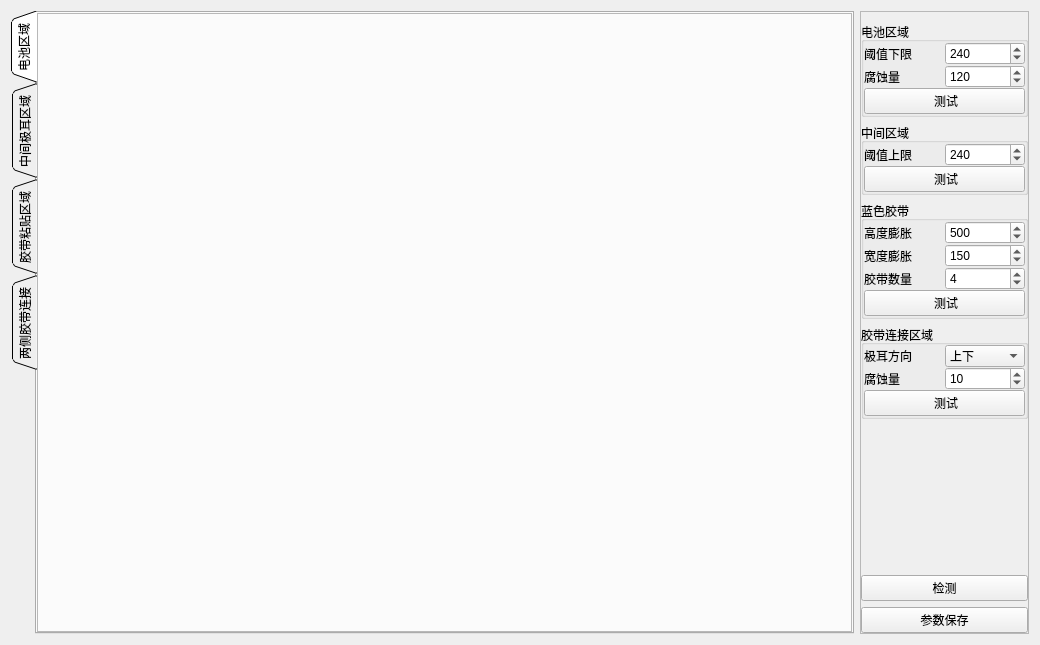
This is pluginapp/EchoPlugin/reverseSide/cgetreregionswidget.ui in wondron/frameTest as Qt 5 draws it before an edit. The edited form follows.
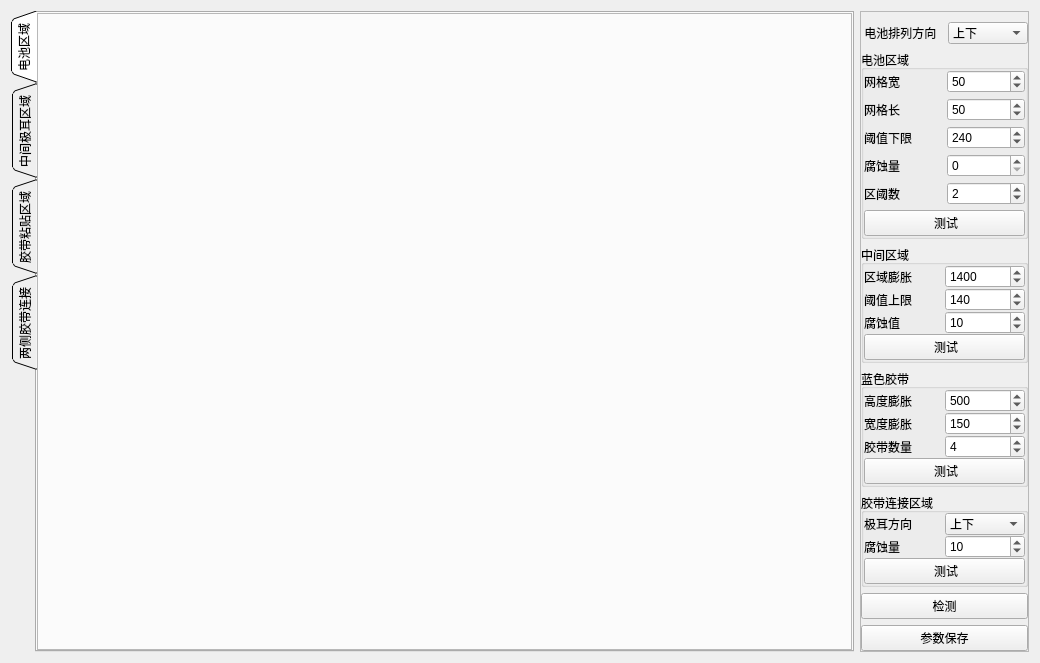
This is the edited form.

```diff
--- a/pluginapp/EchoPlugin/reverseSide/cgetreregionswidget.ui
+++ b/pluginapp/EchoPlugin/reverseSide/cgetreregionswidget.ui
@@ -197,6 +197,34 @@
       <property name="bottomMargin">
        <number>0</number>
       </property>
+      <item>
+       <layout class="QHBoxLayout" name="horizontalLayout_19">
+        <property name="topMargin">
+         <number>0</number>
+        </property>
+        <item>
+         <widget class="QLabel" name="label_13">
+          <property name="text">
+           <string> 电池排列方向</string>
+          </property>
+         </widget>
+        </item>
+        <item>
+         <widget class="QComboBox" name="comb_batDire">
+          <item>
+           <property name="text">
+            <string>上下</string>
+           </property>
+          </item>
+          <item>
+           <property name="text">
+            <string>左右</string>
+           </property>
+          </item>
+         </widget>
+        </item>
+       </layout>
+      </item>
       <item>
        <widget class="QGroupBox" name="grpbx_battery">
         <property name="title">
@@ -204,7 +232,7 @@
         </property>
         <layout class="QVBoxLayout" name="verticalLayout_4">
          <property name="spacing">
-          <number>0</number>
+          <number>5</number>
          </property>
          <property name="leftMargin">
           <number>0</number>
@@ -218,6 +246,30 @@
          <property name="bottomMargin">
           <number>0</number>
          </property>
+         <item>
+          <layout class="QHBoxLayout" name="horizontalLayout_15">
+           <property name="topMargin">
+            <number>0</number>
+           </property>
+           <item>
+            <widget class="QLabel" name="label_2">
+             <property name="text">
+              <string>网格宽</string>
+             </property>
+            </widget>
+           </item>
+           <item>
+            <widget class="QSpinBox" name="spin_batteryGridW">
+             <property name="maximum">
+              <number>999</number>
+             </property>
+             <property name="value">
+              <number>50</number>
+             </property>
+            </widget>
+           </item>
+          </layout>
+         </item>
          <item>
           <layout class="QHBoxLayout" name="horizontalLayout_7">
            <property name="topMargin">
@@ -226,6 +278,30 @@
            <item>
             <widget class="QLabel" name="label">
              <property name="text">
+              <string>网格长</string>
+             </property>
+            </widget>
+           </item>
+           <item>
+            <widget class="QSpinBox" name="spin_batteryGridH">
+             <property name="maximum">
+              <number>999</number>
+             </property>
+             <property name="value">
+              <number>50</number>
+             </property>
+            </widget>
+           </item>
+          </layout>
+         </item>
+         <item>
+          <layout class="QHBoxLayout" name="horizontalLayout_18">
+           <property name="topMargin">
+            <number>0</number>
+           </property>
+           <item>
+            <widget class="QLabel" name="label_8">
+             <property name="text">
               <string>阈值下限</string>
              </property>
             </widget>
@@ -260,7 +336,31 @@
               <number>999</number>
              </property>
              <property name="value">
-              <number>120</number>
+              <number>0</number>
+             </property>
+            </widget>
+           </item>
+          </layout>
+         </item>
+         <item>
+          <layout class="QHBoxLayout" name="horizontalLayout_17">
+           <property name="topMargin">
+            <number>0</number>
+           </property>
+           <item>
+            <widget class="QLabel" name="label_7">
+             <property name="text">
+              <string>区阈数</string>
+             </property>
+            </widget>
+           </item>
+           <item>
+            <widget class="QSpinBox" name="spin_batterySlctNum">
+             <property name="maximum">
+              <number>10</number>
+             </property>
+             <property name="value">
+              <number>2</number>
              </property>
             </widget>
            </item>
@@ -297,6 +397,30 @@
          <property name="bottomMargin">
           <number>0</number>
          </property>
+         <item>
+          <layout class="QHBoxLayout" name="horizontalLayout_20">
+           <property name="topMargin">
+            <number>0</number>
+           </property>
+           <item>
+            <widget class="QLabel" name="label_14">
+             <property name="text">
+              <string>区域膨胀</string>
+             </property>
+            </widget>
+           </item>
+           <item>
+            <widget class="QSpinBox" name="spin_midDila">
+             <property name="maximum">
+              <number>9999</number>
+             </property>
+             <property name="value">
+              <number>1400</number>
+             </property>
+            </widget>
+           </item>
+          </layout>
+         </item>
          <item>
           <layout class="QHBoxLayout" name="horizontalLayout_8">
            <property name="topMargin">
@@ -315,7 +439,31 @@
               <number>255</number>
              </property>
              <property name="value">
-              <number>240</number>
+              <number>140</number>
+             </property>
+            </widget>
+           </item>
+          </layout>
+         </item>
+         <item>
+          <layout class="QHBoxLayout" name="horizontalLayout_21">
+           <property name="topMargin">
+            <number>0</number>
+           </property>
+           <item>
+            <widget class="QLabel" name="label_15">
+             <property name="text">
+              <string>腐蚀值</string>
+             </property>
+            </widget>
+           </item>
+           <item>
+            <widget class="QSpinBox" name="spin_midero">
+             <property name="maximum">
+              <number>255</number>
+             </property>
+             <property name="value">
+              <number>10</number>
              </property>
             </widget>
            </item>
```
Left out of the diff: 142 changed lines with no effect on the pictures.
